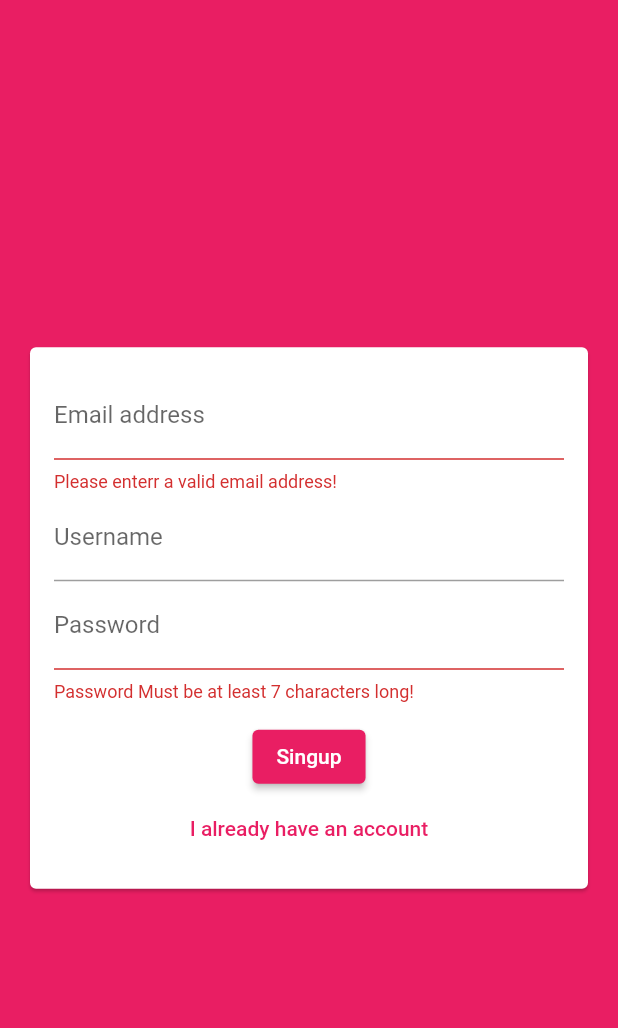
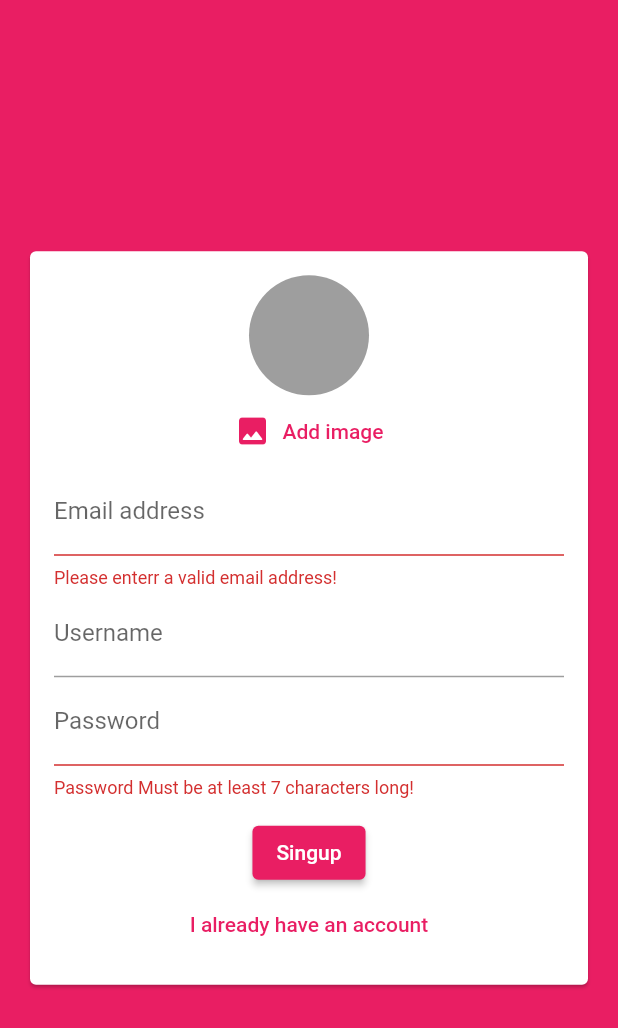
Before and after one commit to AmmarHussien/chatapp, a Flutter app: the screen it shows after launch, after a tap on "Login", after a tap on "Creat new Account", on a phone screen of 412 x 824 dp. Shown: the top 1028 px of the screen. Run offline on Flutter 3.47's test engine with Material 2 defaults, Android fonts, the phone set to English and light mode, and no system bars; our stand-ins replace cloud_firestore, firebase_auth, firebase_core, firebase_storage, image_picker; accounts and stored records are empty.

Commit message:
auth and images

```diff
--- a/lib/screens/chat_screen.dart
+++ b/lib/screens/chat_screen.dart
@@ -1,6 +1,5 @@
 import 'package:chatapp/widget/chat/messages.dart';
 import 'package:chatapp/widget/chat/new_message.dart';
-import 'package:cloud_firestore/cloud_firestore.dart';
 import 'package:firebase_auth/firebase_auth.dart';
 import 'package:flutter/material.dart';
 
--- a/lib/widget/auth/auth_form.dart
+++ b/lib/widget/auth/auth_form.dart
@@ -1,3 +1,6 @@
+import 'dart:io';
+
+import 'package:chatapp/widget/pickers/user_image_picker.dart';
 import 'package:flutter/material.dart';
 
 class AuthForm extends StatefulWidget {
@@ -12,6 +15,7 @@ class AuthForm extends StatefulWidget {
     String email,
     String password,
     String username,
+    File image,
     bool isLogin,
     BuildContext context,
   ) submitFn;
@@ -26,10 +30,27 @@ class _AuthFormState extends State<AuthForm> {
   var _userEmail = '';
   var _userName = '';
   var _userPassword = '';
+  File? _userImageFile;
+
+  void _pickedImage(File image) {
+    _userImageFile = image;
+  }
 
   void _trySubmit() {
     final isValid = _formKey.currentState!.validate();
     FocusScope.of(context).unfocus();
+
+    if (_userImageFile == null && !_isLogin) {
+      ScaffoldMessenger.of(context).showSnackBar(
+        SnackBar(
+          content: const Text(
+            'Please pick an image.',
+          ),
+          backgroundColor: Theme.of(context).colorScheme.error,
+        ),
+      );
+      return;
+    }
 
     if (isValid) {
       _formKey.currentState!.save();
@@ -38,6 +59,7 @@ class _AuthFormState extends State<AuthForm> {
         _userEmail.trim(),
         _userPassword.trim(),
         _userName.trim(),
+        _userImageFile!,
         _isLogin,
         context,
       );
@@ -57,6 +79,7 @@ class _AuthFormState extends State<AuthForm> {
               child: Column(
                 mainAxisSize: MainAxisSize.min,
                 children: [
+                  if (!_isLogin) UserImagePicker(_pickedImage),
                   TextFormField(
                     key: const ValueKey('email'),
                     validator: (value) {
--- a/lib/widget/chat/message_bubble.dart
+++ b/lib/widget/chat/message_bubble.dart
@@ -1,4 +1,3 @@
-import 'package:cloud_firestore/cloud_firestore.dart';
 import 'package:flutter/material.dart';
 
 class MessageBubble extends StatelessWidget {
--- /dev/null
+++ b/lib/widget/pickers/user_image_picker.dart
@@ -0,0 +1,56 @@
+import 'dart:io';
+
+import 'package:flutter/material.dart';
+import 'package:image_picker/image_picker.dart';
+
+class UserImagePicker extends StatefulWidget {
+  const UserImagePicker(this.imagePickFn, {super.key});
+
+  final void Function(File pickedImage) imagePickFn;
+
+  @override
+  State<UserImagePicker> createState() => _UserImagePickerState();
+}
+
+class _UserImagePickerState extends State<UserImagePicker> {
+  File? _pickedImage;
+  final ImagePicker _picker = ImagePicker();
+  void _pickImage() async {
+    final pickedImageFile = await ImagePicker().getImage(
+      source: ImageSource.camera,
+      imageQuality: 50,
+      maxWidth: 150,
+    );
+    setState(() {
+      _pickedImage = File(pickedImageFile!.path);
+    });
+    widget.imagePickFn(File(pickedImageFile!.path));
+  }
+
+  @override
+  Widget build(BuildContext context) {
+    return Column(
+      children: [
+        CircleAvatar(
+          radius: 40,
+          backgroundColor: Colors.grey,
+          backgroundImage:
+              _pickedImage != null ? FileImage(_pickedImage!) : null,
+        ),
+        TextButton.icon(
+          onPressed: _pickImage,
+          icon: Icon(
+            Icons.image_rounded,
+            color: Theme.of(context).primaryColor,
+          ),
+          label: Text(
+            'Add image',
+            style: TextStyle(
+              color: Theme.of(context).primaryColor,
+            ),
+          ),
+        ),
+      ],
+    );
+  }
+}
--- a/pubspec.yaml
+++ b/pubspec.yaml
@@ -38,6 +38,8 @@ dependencies:
   firebase_core: ^2.8.0
   cloud_firestore: ^4.4.5
   firebase_auth: ^4.3.0
+  image_picker: ^0.8.7
+  firebase_storage: ^11.0.16
 
 
 dev_dependencies:
```
Also changed, not shown: lib/screens/auth_screen.dart (+24 -7 lines), pubspec.lock, 4 other files.
